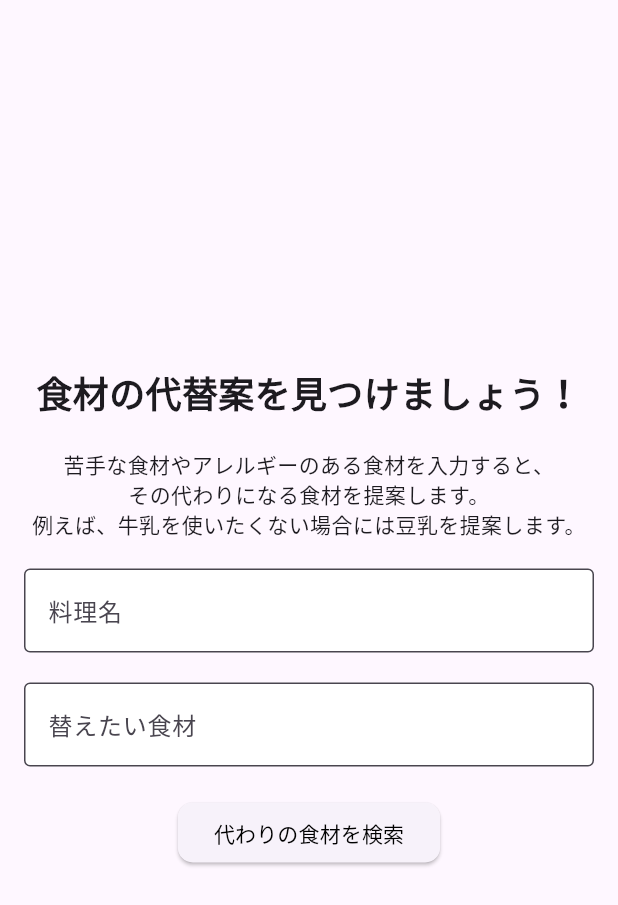
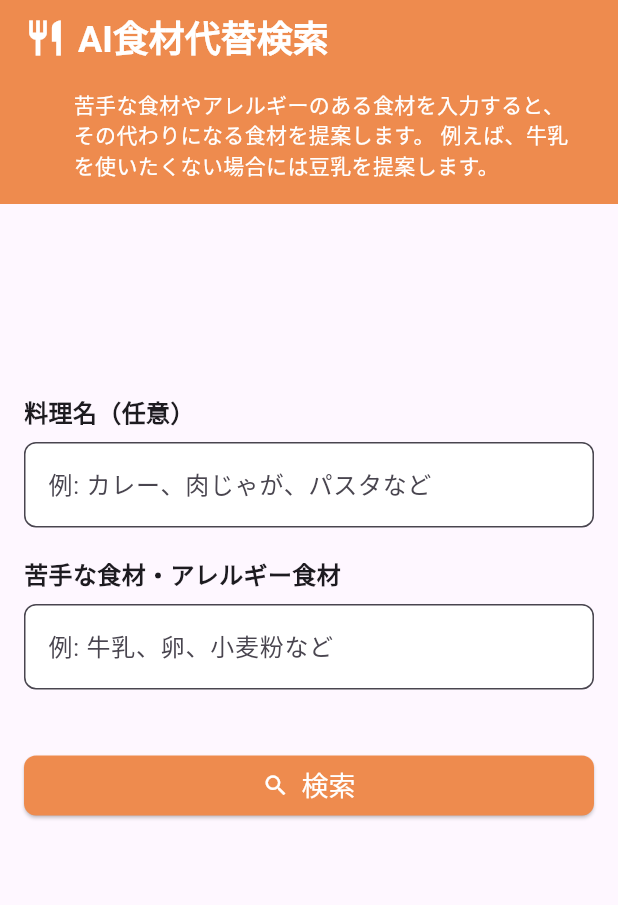
Before and after one commit to ntsts03/change-ingredient, a Flutter app: the screen it shows after launch, on a phone screen of 412 x 824 dp. Shown: the top 905 px of the screen. Run offline on Flutter 3.47's test engine with Material 3 defaults, Android fonts, the phone set to English and light mode, and no system bars; our stand-ins replace google_generative_ai.

Commit message:
input_pageのUIを変更

```diff
--- a/lib/pages/input_page.dart
+++ b/lib/pages/input_page.dart
@@ -30,52 +30,101 @@ class _InputPageState extends State<InputPage> {
   @override
   Widget build(BuildContext context) {
     return Scaffold(
-      body: Center(
+      appBar: AppBar(
+        backgroundColor: const Color(0xFFEE8B4E),
+        title: const Row(
+          children: [
+            Icon(
+              Icons.restaurant,
+              color: Colors.white,
+              size: 28,
+            ),
+            SizedBox(width: 8),
+            Text(
+              'AI食材代替検索',
+              style: TextStyle(
+                fontSize: 24,
+                fontWeight: FontWeight.bold,
+                color: Colors.white,
+              ),
+            ),
+          ],
+        ),
+        bottom: const PreferredSize(
+          preferredSize: Size.fromHeight(80),
+          child: Center(
             child: Padding(
+              padding: EdgeInsets.fromLTRB(32.0, 8.0, 16.0, 16.0),
+              child: Text(
+                '苦手な食材やアレルギーのある食材を入力すると、\n'
+                'その代わりになる食材を提案します。 例えば、牛乳\n'
+                'を使いたくない場合には豆乳を提案します。',
+                style: TextStyle(
+                  fontSize: 14,
+                  color: Colors.white,
+                ),
+              ),
+            ),
+          ),
+        ),
+      ),
+      body: Align(
+        alignment: const Alignment(0, -0.4),
+        child: Column(
+          mainAxisSize: MainAxisSize.min,
+          children: [
+            Padding(
               padding: const EdgeInsets.all(16.0),
               child: Column(
-            mainAxisAlignment: MainAxisAlignment.center,
+                crossAxisAlignment: CrossAxisAlignment.start,
                 children: [
                   const Text(
-                '食材の代替案を見つけましょう！',
-                style: TextStyle(fontSize: 24, fontWeight: FontWeight.bold),
+                    '料理名（任意）',
+                    style: TextStyle(
+                      fontSize: 16,
+                      fontWeight: FontWeight.bold,
                     ),
-              const SizedBox(height: 20),
-              const Text(
-                '苦手な食材やアレルギーのある食材を入力すると、\n'
-                'その代わりになる食材を提案します。\n'
-                '例えば、牛乳を使いたくない場合には豆乳を提案します。',
-                textAlign: TextAlign.center,
-                style: TextStyle(fontSize: 14),
                   ),
-              const SizedBox(height: 20),
+                  const SizedBox(height: 8),
                   TextField(
                     controller: dishController,
-                decoration: const InputDecoration(
-                  labelText: '料理名',
-                  border: OutlineInputBorder(),
+                    decoration: InputDecoration(
+                      hintText: '例: カレー、肉じゃが、パスタなど',
+                      border: OutlineInputBorder(
+                        borderRadius: BorderRadius.circular(8),
+                      ),
                       filled: true,
                       fillColor: Colors.white,
                     ),
                   ),
                   const SizedBox(height: 20),
+                  const Text(
+                    '苦手な食材・アレルギー食材',
+                    style: TextStyle(
+                      fontSize: 16,
+                      fontWeight: FontWeight.bold,
+                    ),
+                  ),
+                  const SizedBox(height: 8),
                   TextField(
                     controller: ingredientController,
-                decoration: const InputDecoration(
-                  labelText: '替えたい食材',
-                  border: OutlineInputBorder(),
+                    decoration: InputDecoration(
+                      hintText: '例: 牛乳、卵、小麦粉など',
+                      border: OutlineInputBorder(
+                        borderRadius: BorderRadius.circular(8),
+                      ),
                       filled: true,
                       fillColor: Colors.white,
                     ),
                   ),
-              const SizedBox(height: 20),
+                  const SizedBox(height: 40),
                   ElevatedButton(
                     onPressed: isLoading
                         ? null
                         : () async {
                             await getAnswer();
                             if (answer != null && answer!.isNotEmpty) {
-                          // if (!mounted) return;
+                              if (!mounted) return;
                               Navigator.of(context).push(
                                 MaterialPageRoute(
                                   builder: (context) =>
@@ -85,16 +134,28 @@ class _InputPageState extends State<InputPage> {
                             }
                           },
                     style: ElevatedButton.styleFrom(
-                  // backgroundColor: Colors.blue,
-                  foregroundColor: Colors.black,
+                      backgroundColor: const Color(0xFFEE8B4E),
+                      foregroundColor: Colors.white,
                       shape: RoundedRectangleBorder(
-                    borderRadius: BorderRadius.circular(10),
+                        borderRadius: BorderRadius.circular(8),
                       ),
                     ),
-                child: const Text('代わりの食材を検索'),
+                    child: const Row(
+                      mainAxisAlignment: MainAxisAlignment.center,
+                      children: [
+                        Icon(Icons.search),
+                        SizedBox(width: 8),
+                        Text(
+                          '検索',
+                          style: TextStyle(fontSize: 18),
                         ),
                       ],
                     ),
+                  ),
+                ],
+              ),
+            ),
+          ],
         ),
       ),
     );
```
Also changed, not shown: pubspec.lock, 1 other file. Lines whose indentation alone changed are shown as unchanged.
